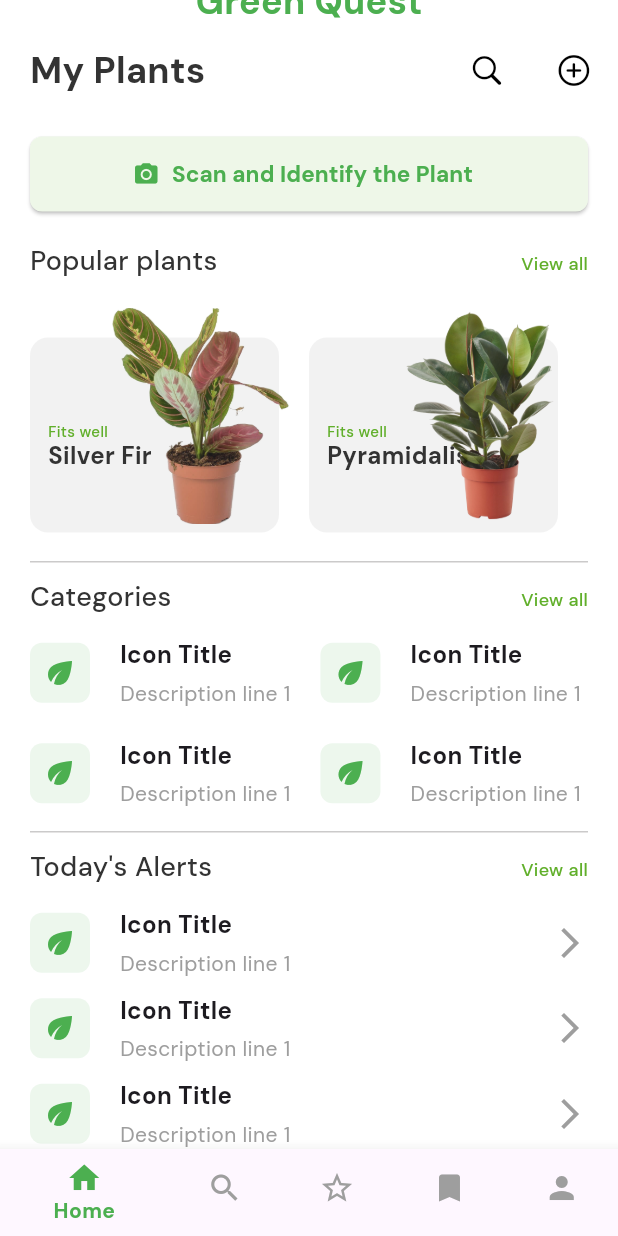
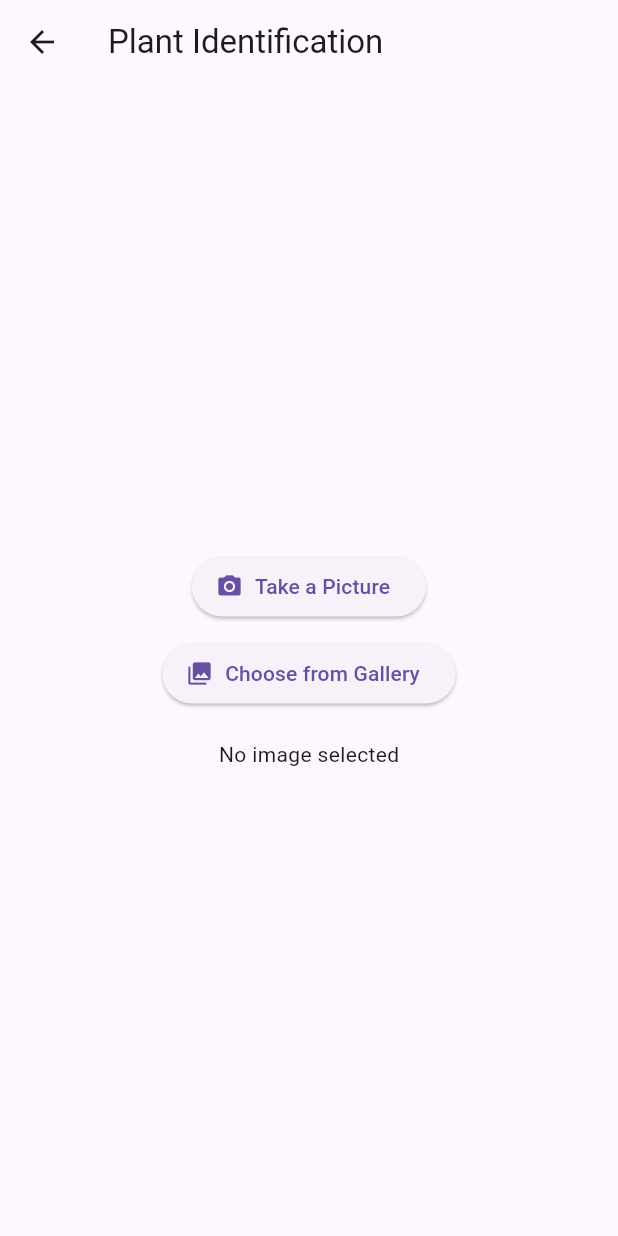
Before and after one commit to arulkumara1010/GreenQuest, a Flutter app: the HomePage screen opened directly, scrolled down 56 dp, after a tap on "Scan and Identify the Plant", on a phone screen of 412 x 824 dp. Run offline on Flutter 3.47's test engine with Material 3 defaults, Android fonts, the phone set to English and light mode, and no system bars; our stand-ins replace cloud_firestore, firebase_auth, firebase_core, google_fonts, hexcolor, image_picker; accounts and stored records are empty.

Commit message:
camera added

```diff
--- a/lib/homepage.dart
+++ b/lib/homepage.dart
@@ -6,21 +6,137 @@ import 'plantinfoopy.dart';
 import 'saved.dart';
 import 'myprofile.dart';
 import 'rewards.dart';
+import 'package:image_picker/image_picker.dart';
+import 'dart:io';
 
+class PlantIdentificationScreen extends StatefulWidget {
+  const PlantIdentificationScreen({Key? key}) : super(key: key);
 
+  @override
+  _PlantIdentificationScreenState createState() =>
+      _PlantIdentificationScreenState();
+}
 
-class MyApp extends StatelessWidget {
-  const MyApp({super.key});
+class _PlantIdentificationScreenState extends State<PlantIdentificationScreen> {
+  File? _imageFile;
+  final ImagePicker _picker = ImagePicker();
+
+  // Method to open camera
+  Future<void> _takePicture() async {
+    try {
+      final XFile? pickedFile = await _picker.pickImage(
+        source: ImageSource.camera,
+        maxWidth: 1080,
+        maxHeight: 1080,
+        imageQuality: 80,
+      );
+
+      if (pickedFile != null) {
+        setState(() {
+          _imageFile = File(pickedFile.path);
+        });
+
+        // TODO: Implement plant identification logic
+        _identifyPlant();
+      }
+    } catch (e) {
+      print('Error taking picture: $e');
+      ScaffoldMessenger.of(context).showSnackBar(
+        SnackBar(content: Text('Failed to take picture: $e')),
+      );
+    }
+  }
+
+  // Method to open gallery (optional alternative)
+  Future<void> _pickFromGallery() async {
+    try {
+      final XFile? pickedFile = await _picker.pickImage(
+        source: ImageSource.gallery,
+        maxWidth: 1080,
+        maxHeight: 1080,
+        imageQuality: 80,
+      );
+
+      if (pickedFile != null) {
+        setState(() {
+          _imageFile = File(pickedFile.path);
+        });
+
+        // TODO: Implement plant identification logic
+        _identifyPlant();
+      }
+    } catch (e) {
+      print('Error picking image: $e');
+      ScaffoldMessenger.of(context).showSnackBar(
+        SnackBar(content: Text('Failed to pick image: $e')),
+      );
+    }
+  }
+
+  // Placeholder method for plant identification
+  void _identifyPlant() {
+    if (_imageFile != null) {
+      // Here you would typically:
+      // 1. Send the image to a plant identification API
+      // 2. Process the response
+      // 3. Show the identification results
+      showDialog(
+        context: context,
+        builder: (context) => AlertDialog(
+          title: const Text('Plant Identification'),
+          content: Column(
+            mainAxisSize: MainAxisSize.min,
+            children: [
+              Image.file(_imageFile!),
+              const SizedBox(height: 10),
+              const Text(
+                  'Identifying plant...\nThis is where you would integrate a plant identification API'),
+            ],
+          ),
+          actions: [
+            TextButton(
+              onPressed: () => Navigator.of(context).pop(),
+              child: const Text('Close'),
+            ),
+          ],
+        ),
+      );
+    }
+  }
 
   @override
   Widget build(BuildContext context) {
-    return MaterialApp(
-      title: 'Green Quest',
-      theme: ThemeData(
-        primarySwatch: Colors.green,
-        textTheme: GoogleFonts.dmSansTextTheme(),
+    return Scaffold(
+      appBar: AppBar(
+        title: const Text('Plant Identification'),
       ),
-      home: const HomePage(),
+      body: Center(
+        child: Column(
+          mainAxisAlignment: MainAxisAlignment.center,
+          children: [
+            ElevatedButton.icon(
+              onPressed: _takePicture,
+              icon: const Icon(Icons.camera_alt),
+              label: const Text('Take a Picture'),
+            ),
+            const SizedBox(height: 10),
+            ElevatedButton.icon(
+              onPressed: _pickFromGallery,
+              icon: const Icon(Icons.photo_library),
+              label: const Text('Choose from Gallery'),
+            ),
+            const SizedBox(height: 20),
+            _imageFile != null
+                ? Image.file(
+                    _imageFile!,
+                    width: 300,
+                    height: 300,
+                    fit: BoxFit.cover,
+                  )
+                : const Text('No image selected'),
+          ],
+        ),
+      ),
     );
   }
 }
@@ -91,7 +207,14 @@ class HomePage extends StatelessWidget {
               Padding(
                 padding: const EdgeInsets.all(20.0),
                 child: ElevatedButton.icon(
-                  onPressed: () {},
+                  onPressed: () {
+                    Navigator.push(
+                      context,
+                      MaterialPageRoute(
+                          builder: (context) =>
+                              const PlantIdentificationScreen()),
+                    );
+                  },
                   style: ElevatedButton.styleFrom(
                     shape: RoundedRectangleBorder(
                       borderRadius: BorderRadius.circular(8.0),
@@ -153,8 +276,10 @@ class HomePage extends StatelessWidget {
                 children: [
                   GestureDetector(
                     onTap: () {
-                      Navigator.push(context,
-                          MaterialPageRoute(builder: (context) => const RootPage()));
+                      Navigator.push(
+                          context,
+                          MaterialPageRoute(
+                              builder: (context) => const RootPage()));
                     },
                     child: _buildPlantBox(
                       'assets/images/aloe_vera_14.png',
@@ -163,8 +288,10 @@ class HomePage extends StatelessWidget {
                   ),
                   GestureDetector(
                     onTap: () {
-                      Navigator.push(context,
-                          MaterialPageRoute(builder: (context) => const RootPage1()));
+                      Navigator.push(
+                          context,
+                          MaterialPageRoute(
+                              builder: (context) => const RootPage1()));
                     },
                     child: _buildPlantBox(
                       'assets/images/aloe_vera_12.png',
@@ -600,18 +727,15 @@ class HomePage extends StatelessWidget {
 
           // } ... and so on
           if (index == 2) {
-            Navigator.push(
-                context, MaterialPageRoute(builder: (context) => const Rewards()));
+            Navigator.push(context,
+                MaterialPageRoute(builder: (context) => const Rewards()));
           }
           if (index == 3) {
-            Navigator.push(
-                context, MaterialPageRoute(builder: (context) => const HomePage1()));
-          }
-
-          else if(index == 4)
-          {
-            Navigator.push(
-                context, MaterialPageRoute(builder: (context) => MyAccountPage()));
+            Navigator.push(context,
+                MaterialPageRoute(builder: (context) => const HomePage1()));
+          } else if (index == 4) {
+            Navigator.push(context,
+                MaterialPageRoute(builder: (context) => MyAccountPage()));
           }
         },
         selectedLabelStyle: GoogleFonts.dmSans(
--- a/pubspec.yaml
+++ b/pubspec.yaml
@@ -45,6 +45,7 @@ dependencies:
   cloud_firestore: ^5.4.4
   firebase_auth: ^5.3.1
   http: ^1.0.0
+  image_picker: ^1.1.2
 
 
 
```
Also changed, not shown: pubspec.lock, 132 other files.
